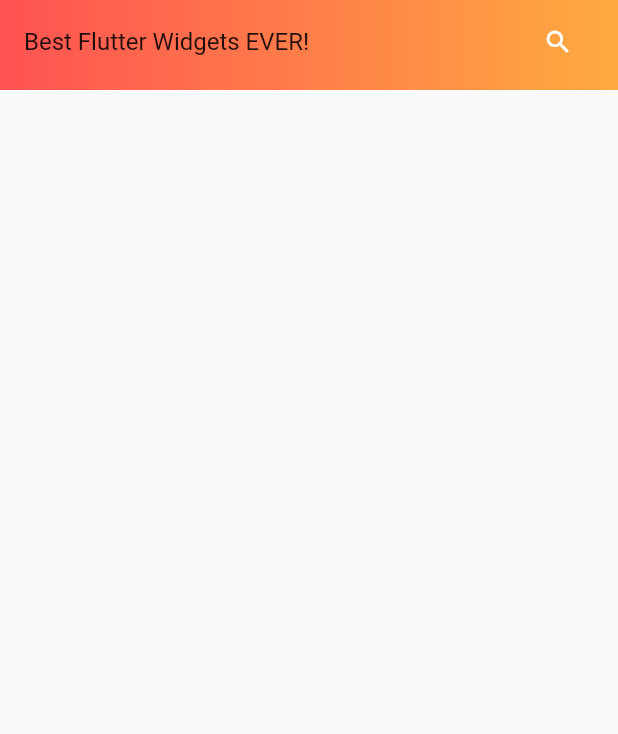
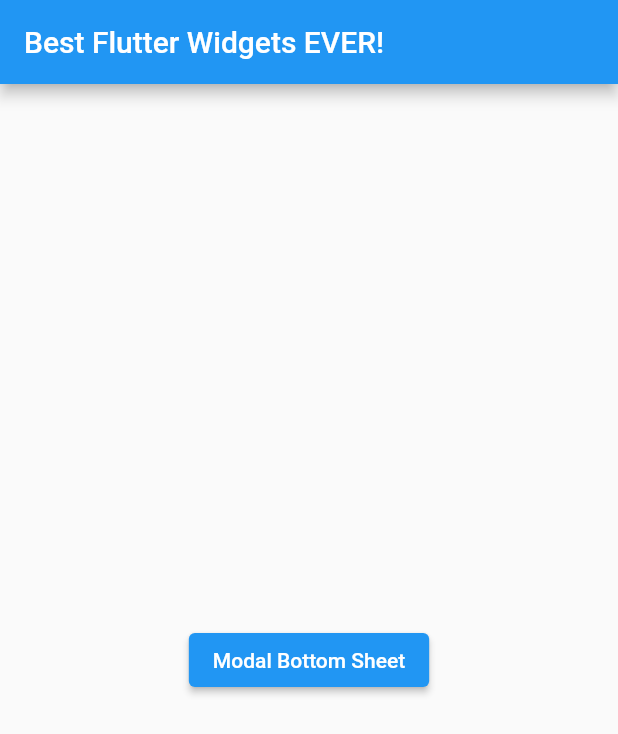
Before and after one commit to YamamotoDesu/best_flutter_widgets_ever, a Flutter app: the screen it shows after launch, on a phone screen of 412 x 824 dp. Shown: the top 734 px of the screen. Run offline on Flutter 3.47's test engine with Material 2 defaults, Android fonts, the phone set to English and light mode, and no system bars.

Commit message:
BottomSheet #3

```diff
--- /dev/null
+++ b/lib/3_bottom_sheet/bottom_sheet.dart
@@ -0,0 +1,37 @@
+import 'package:flutter/material.dart';
+
+class MyBottomSheet extends StatefulWidget {
+  const MyBottomSheet({super.key});
+
+  @override
+  State<MyBottomSheet> createState() => _MyBottomSheetState();
+}
+
+class _MyBottomSheetState extends State<MyBottomSheet> {
+  @override
+  Widget build(BuildContext context) {
+    return Center(
+      child: ElevatedButton(
+        child: const Text('Modal Bottom Sheet'),
+        onPressed: () {
+          showModalBottomSheet(
+            context: context,
+            builder: (context) {
+              return SizedBox(
+                height: 400,
+                child: Center(
+                  child: ElevatedButton(
+                    child: const Text('Close'),
+                    onPressed: () {
+                      Navigator.pop(context);
+                    },
+                  ),
+                ),
+              );
+            },
+          );
+        },
+      ),
+    );
+  }
+}
--- a/lib/main.dart
+++ b/lib/main.dart
@@ -1,5 +1,6 @@
 import 'package:best_flutter_widgets_ever/1_material_banner/material_banner.dart';
 import 'package:best_flutter_widgets_ever/2_preferred_size/preferred_size.dart';
+import 'package:best_flutter_widgets_ever/3_bottom_sheet/bottom_sheet.dart';
 import 'package:flutter/material.dart';
 
 void main() {
@@ -17,13 +18,13 @@
       theme: ThemeData(
         primarySwatch: Colors.blue,
       ),
-      // home: Scaffold(
-      //   appBar: AppBar(
-      //     title: const Text('Best Flutter Widgets EVER!'),
-      //   ),
-      //   body: const MyPreferredSize(),
-      // ),
-      home: MyPreferredSize(),
+      home: Scaffold(
+        appBar: AppBar(
+          title: const Text('Best Flutter Widgets EVER!'),
+        ),
+        body: const MyBottomSheet(),
+      ),
+      // home: MyBottomSheet(),
     );
   }
 }
```
